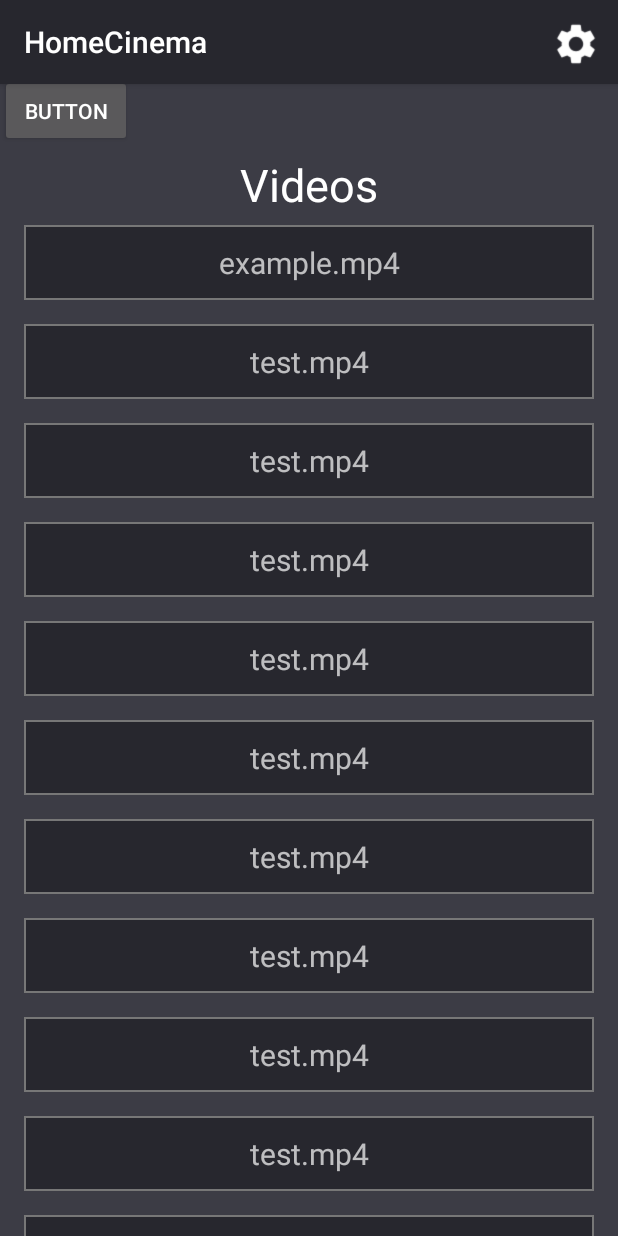
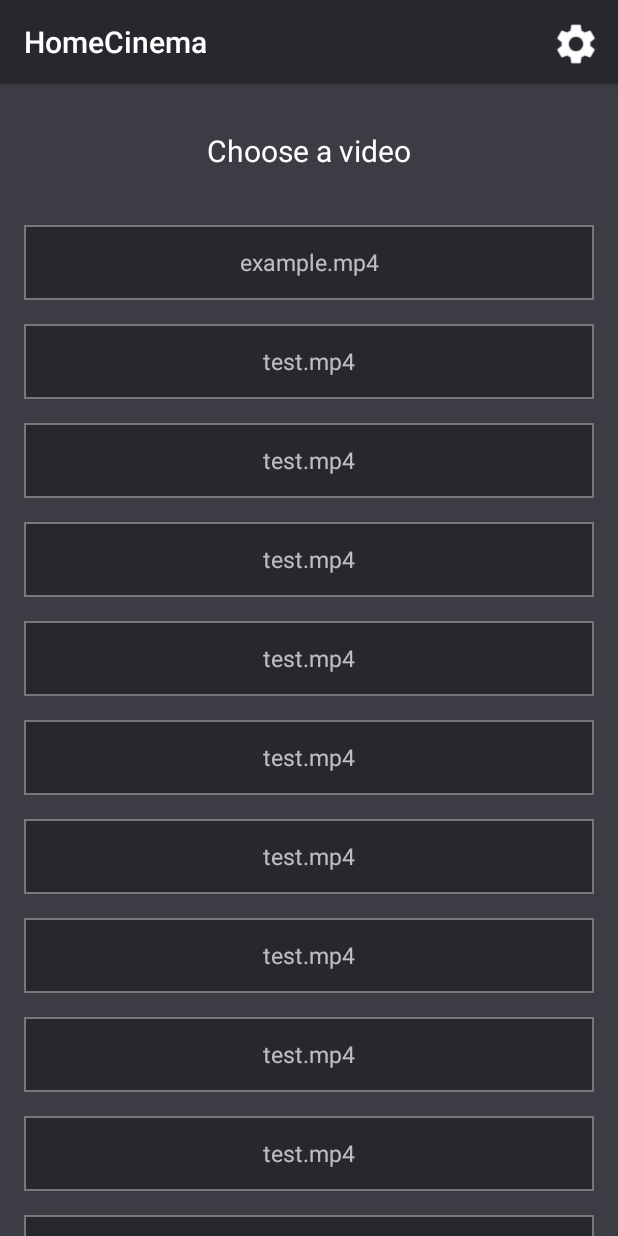
Before and after one commit to daniel0707/Home-Cinema, an Android app: the screen it shows after launch (MainActivity), on a phone screen of 412 x 824 dp. Run offline under Robolectric (Android 15) with nearby library versions, the phone set to English and light mode, and no system bars.

Commit message:
removed useless button on mainview, modified some fonts and positioning of elements

```diff
--- a/app/src/main/java/com/example/android/homecinema/MainActivity.kt
+++ b/app/src/main/java/com/example/android/homecinema/MainActivity.kt
@@ -18,11 +18,15 @@ class MainActivity : AppCompatActivity() {
 
     override fun onCreate(savedInstanceState: Bundle?) {
         setContentView(R.layout.activity_main)
-        button.setOnClickListener {
+
+        /* button.setOnClickListener {
+
+        //TODO implement this functionality to recyclerView element clicks
             val reqID = 1
             val intent = Intent(this,VideoActivity::class.java)
             startActivityForResult(intent,reqID)
-        }
+        }*/
+
         super.onCreate(savedInstanceState)
 
         addVideos()
--- a/app/src/main/java/com/example/android/homecinema/VideoAdapter.kt
+++ b/app/src/main/java/com/example/android/homecinema/VideoAdapter.kt
@@ -9,7 +9,7 @@ import kotlinx.android.synthetic.main.video_list_item.view.*
 
 class VideoAdapter(val items : ArrayList<String>, val context: Context) : RecyclerView.Adapter<ViewHolder>() {
 
-    // Gets the number of animals in the list
+    // Gets the number of videos in the list
     override fun getItemCount(): Int {
         return items.size
     }
@@ -19,13 +19,12 @@ class VideoAdapter(val items : ArrayList<String>, val context: Context) : Recycl
         return ViewHolder(LayoutInflater.from(context).inflate(R.layout.video_list_item, parent, false))
     }
 
-    // Binds each animal in the ArrayList to a view
+    //sets the video name to the textview
     override fun onBindViewHolder(holder: ViewHolder, position: Int) {
         holder.tvVideoName.text = items.get(position)
     }
 }
 
 class ViewHolder (view: View) : RecyclerView.ViewHolder(view) {
-    // Holds the TextView that will add each animal to
-    val tvVideoName = view.tv_video_type
+    val tvVideoName = view.tv_video_name
 }
--- a/app/src/main/res/layout/activity_main.xml
+++ b/app/src/main/res/layout/activity_main.xml
@@ -7,35 +7,39 @@
     android:layout_height="match_parent"
     android:background="@color/colorBackground"
     tools:context=".MainActivity">
+
     <android.support.v7.widget.Toolbar
         android:id="@+id/toolbar"
         android:layout_width="match_parent"
         android:layout_height="?attr/actionBarSize"
+        android:background="?attr/colorPrimary"
         android:minHeight="?attr/actionBarSize"
-        android:background="?attr/colorPrimary"
-        app:titleTextColor="#fff"
+        android:padding="1dp"
         app:subtitleTextColor="#f5fbff"
-        android:padding="1dp"
-        />
+        app:titleTextColor="#fff" />
 
 
     <LinearLayout
         android:layout_width="match_parent"
         android:layout_height="match_parent"
         android:orientation="vertical">
+
+        <!--
         <Button
             android:layout_marginTop="50dp"
             android:id="@+id/button"
             android:layout_width="wrap_content"
             android:layout_height="wrap_content"
             android:text="Button" />
+            -->
         <TextView
             android:layout_width="match_parent"
             android:layout_height="50dp"
+            android:layout_marginTop="75dp"
             android:gravity="center"
-            android:text="Videos"
+            android:text="Choose a video"
             android:textColor="@color/colorText"
-            android:textSize="30sp" />
+            android:textSize="20sp" />
     </LinearLayout>
 
     <android.support.v7.widget.RecyclerView
--- a/app/src/main/res/layout/video_list_item.xml
+++ b/app/src/main/res/layout/video_list_item.xml
@@ -8,7 +8,7 @@
     <TextView
         android:clickable="true"
         android:focusable="true"
-        android:id="@+id/tv_video_type"
+        android:id="@+id/tv_video_name"
         android:layout_width="match_parent"
         android:layout_height="50dp"
         android:layout_marginBottom="16dp"
@@ -17,6 +17,6 @@
         android:background="@drawable/back"
         android:foreground="?android:attr/selectableItemBackground"
         android:gravity="center"
-        android:textSize="20sp" />
+        android:textSize="15sp" />
 
 </LinearLayout>
```
